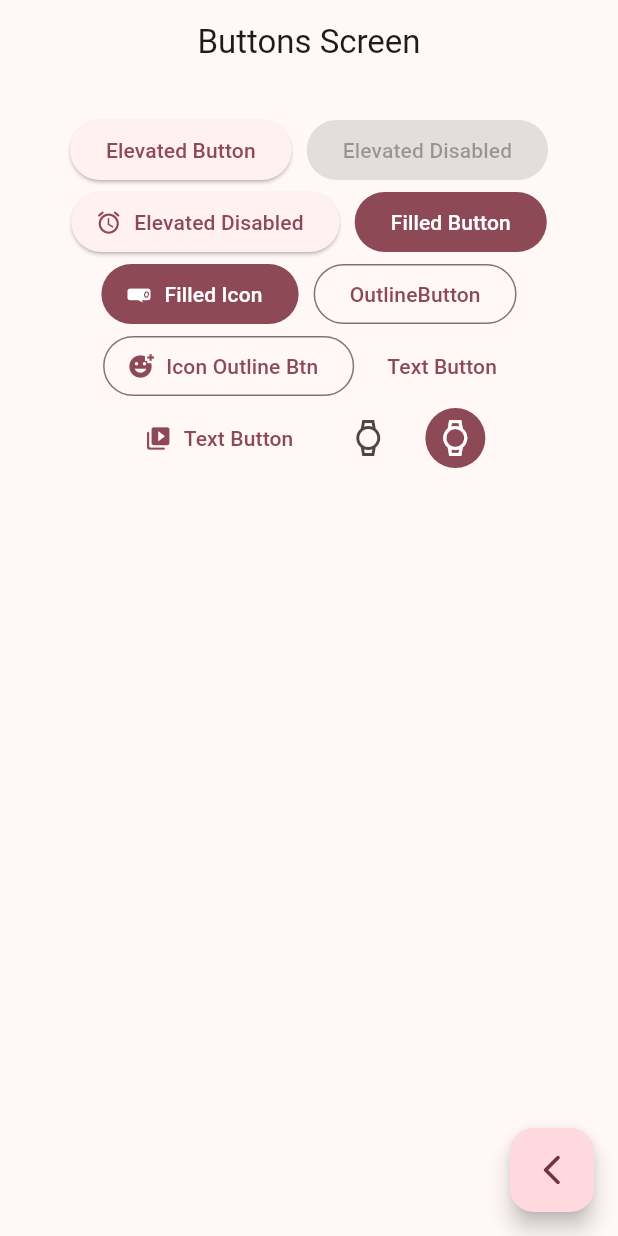
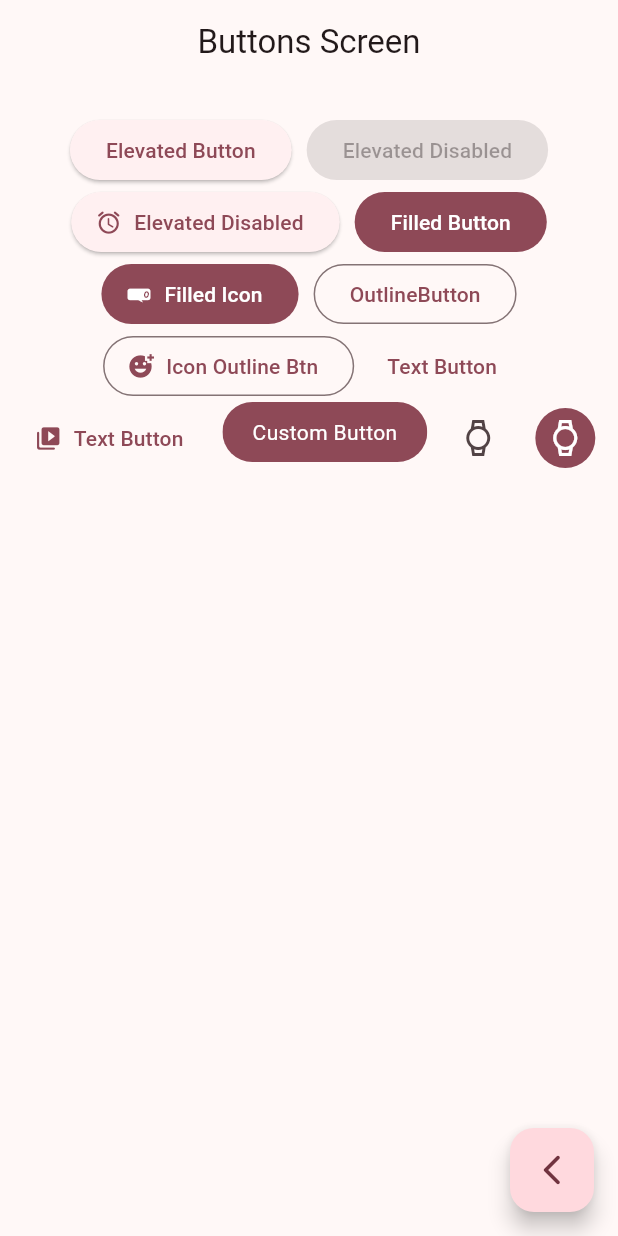
Before and after one commit to patoCode/widgets_app, a Flutter app: the ButtonsScreen screen opened by its route, on a phone screen of 412 x 824 dp. Run offline on Flutter 3.47's test engine with Material 3 defaults, Android fonts, the phone set to English and light mode, and no system bars; our stand-ins replace go_router.

Commit message:
CUSTOM BUTTON: Se creo un custom button en un widget nuevo

```diff
--- a/lib/presentation/screens/buttons/buttons_screen.dart
+++ b/lib/presentation/screens/buttons/buttons_screen.dart
@@ -85,6 +85,7 @@ class _ButtonsView extends StatelessWidget {
               label: const Text("Text Button"),
             ),
             // TODO Custom Button
+            const CustomButton(),
             IconButton(
               onPressed: () {},
               icon: const Icon(
@@ -107,3 +108,34 @@ class _ButtonsView extends StatelessWidget {
     );
   }
 }
+
+class CustomButton extends StatelessWidget {
+  const CustomButton({super.key});
+
+  @override
+  Widget build(BuildContext context) {
+    final color = Theme.of(context).colorScheme;
+    // ** ClipRRect permite los bordes redondeados
+    return ClipRRect(
+      borderRadius: BorderRadius.circular(20),
+      child: Material(
+        color: color.primary,
+        // ** InkWell Permite la animacion al presionar
+        child: InkWell(
+          onTap: () {},
+          child: Padding(
+              padding: const EdgeInsets.symmetric(
+                horizontal: 20,
+                vertical: 10,
+              ),
+              child: Text(
+                "Custom Button",
+                style: TextStyle(
+                  color: color.onPrimary,
+                ),
+              )),
+        ),
+      ),
+    );
+  }
+}
```
